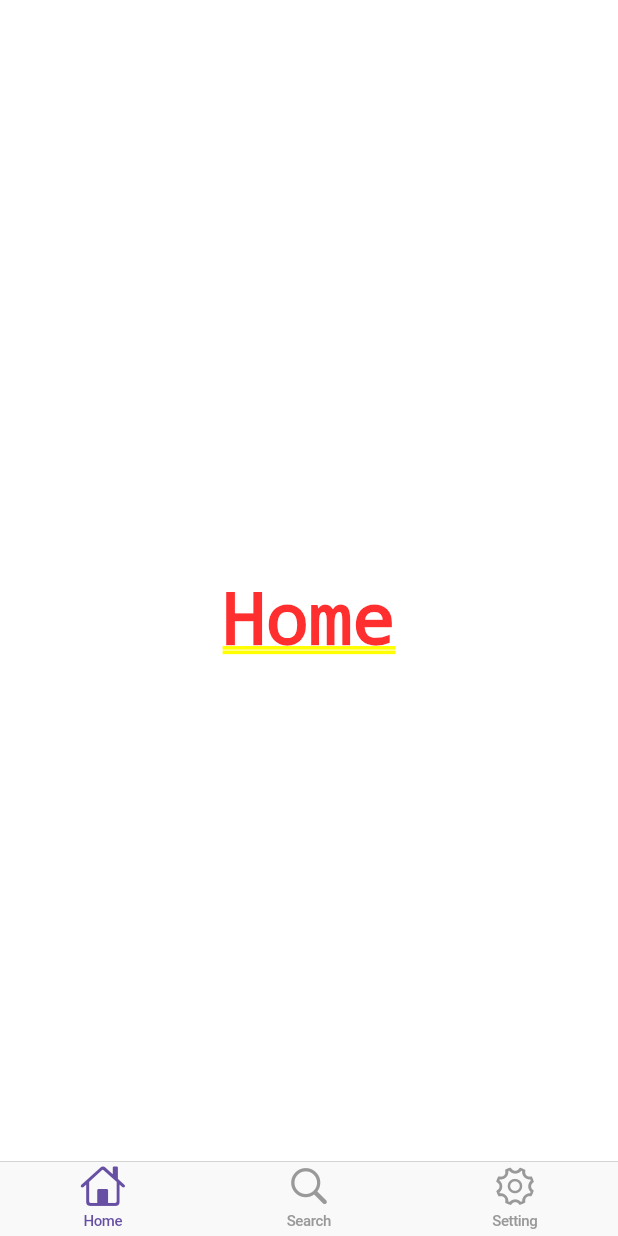
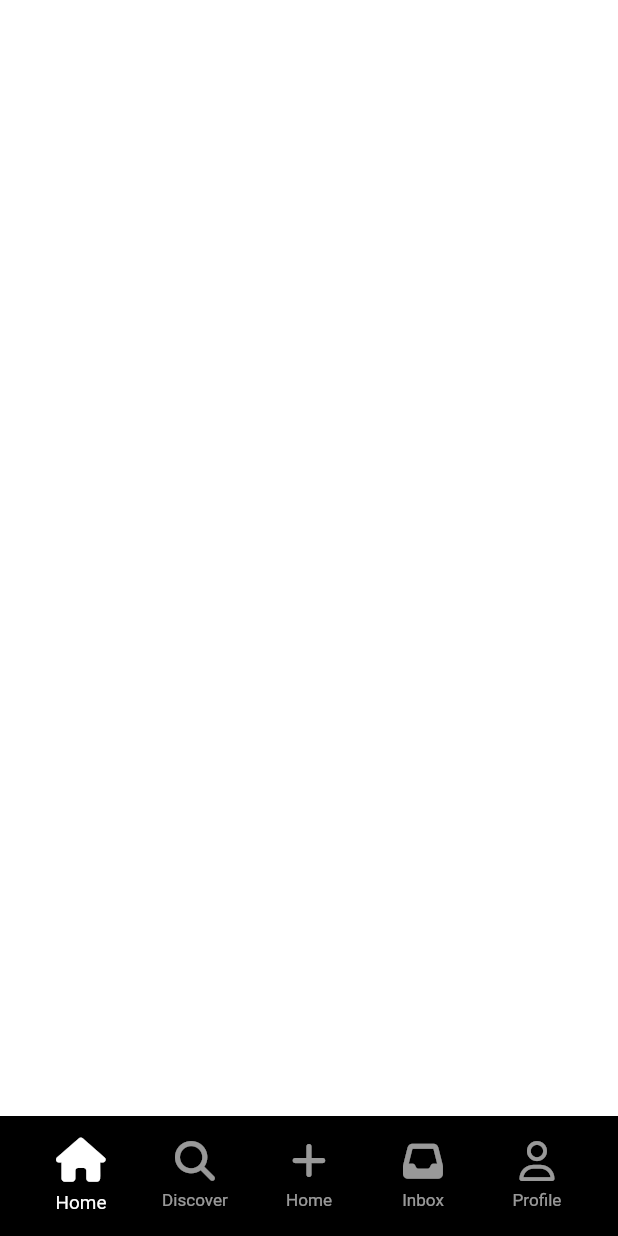
Before and after one commit to cattynip/pie, a Flutter app: the screen it shows after launch, on a phone screen of 412 x 824 dp. Run offline on Flutter 3.47's test engine with Material 2 defaults, Android fonts, the light colour scheme and no system bars; our stand-ins replace font_awesome_flutter.

Commit message:
#6.5 Custom NavigationBar

```diff
--- a/lib/features/main_navigation/main_navigation_screen.dart
+++ b/lib/features/main_navigation/main_navigation_screen.dart
@@ -1,6 +1,8 @@
 import 'package:flutter/cupertino.dart';
 import 'package:flutter/material.dart';
 import 'package:font_awesome_flutter/font_awesome_flutter.dart';
+import 'package:ticktok/constants/gaps.dart';
+import 'package:ticktok/features/main_navigation/widgets/nav_tab.dart';
 
 class MainNavigationScreen extends StatefulWidget {
   const MainNavigationScreen({super.key});
@@ -24,7 +26,7 @@ class _MainNavigationScreenState extends State<MainNavigationScreen> {
     ),
   ];
 
-  void _onBottomNavigationBarItemTapped(int index) {
+  void _onBottomNavBarItemTapped(int index) {
     setState(() {
       _selectedIdx = index;
     });
@@ -34,24 +36,45 @@ class _MainNavigationScreenState extends State<MainNavigationScreen> {
   Widget build(BuildContext context) {
     // Cupertino? Terrible.
     // To be honest, I planned to use Cupertino for the next project because I love the unique styling and designs of Apple, but I just realized that Flutter was built by Google.
-    return CupertinoTabScaffold(
-      tabBar: CupertinoTabBar(
-        items: const [
-          BottomNavigationBarItem(
-            icon: Icon(CupertinoIcons.house),
-            label: "Home",
-          ),
-          BottomNavigationBarItem(
-            icon: Icon(CupertinoIcons.search),
-            label: "Search",
-          ),
-          BottomNavigationBarItem(
-            icon: Icon(CupertinoIcons.gear),
-            label: "Setting",
-          ),
-        ],
+    return Scaffold(
+      bottomNavigationBar: BottomAppBar(
+        color: Colors.black,
+        child: Row(
+          mainAxisAlignment: MainAxisAlignment.spaceAround,
+          children: [
+            NavTab(
+              tabIcon: FontAwesomeIcons.house,
+              tabContent: "Home",
+              isSelected: _selectedIdx == 0,
+              onNavTabTapped: () => _onBottomNavBarItemTapped(0),
+            ),
+            NavTab(
+              tabIcon: FontAwesomeIcons.magnifyingGlass,
+              tabContent: "Discover",
+              isSelected: _selectedIdx == 1,
+              onNavTabTapped: () => _onBottomNavBarItemTapped(1),
+            ),
+            NavTab(
+              tabIcon: FontAwesomeIcons.plus,
+              tabContent: "Home",
+              isSelected: false,
+              onNavTabTapped: () => {},
+            ),
+            NavTab(
+              tabIcon: FontAwesomeIcons.inbox,
+              tabContent: "Inbox",
+              isSelected: _selectedIdx == 3,
+              onNavTabTapped: () => _onBottomNavBarItemTapped(3),
+            ),
+            NavTab(
+              tabIcon: FontAwesomeIcons.user,
+              tabContent: "Profile",
+              isSelected: _selectedIdx == 4,
+              onNavTabTapped: () => _onBottomNavBarItemTapped(4),
+            ),
+          ],
+        ),
       ),
-      tabBuilder: (context, index) => screens[_selectedIdx],
     );
   }
 }
--- /dev/null
+++ b/lib/features/main_navigation/widgets/nav_tab.dart
@@ -0,0 +1,55 @@
+import 'package:flutter/material.dart';
+import 'package:font_awesome_flutter/font_awesome_flutter.dart';
+import 'package:ticktok/constants/gaps.dart';
+
+class NavTab extends StatelessWidget {
+  final IconData tabIcon;
+  final String tabContent;
+  final bool isSelected;
+  final void Function() onNavTabTapped;
+
+  const NavTab({
+    required this.tabIcon,
+    required this.tabContent,
+    required this.onNavTabTapped,
+    required this.isSelected,
+    super.key,
+  });
+
+  @override
+  Widget build(BuildContext context) {
+    return Expanded(
+      child: GestureDetector(
+        onTap: onNavTabTapped,
+        behavior: HitTestBehavior.translucent,
+        child: AnimatedScale(
+          scale: isSelected ? 1.05 : 0.95,
+          duration: const Duration(milliseconds: 200),
+          child: AnimatedOpacity(
+            opacity: isSelected ? 1 : 0.6,
+            duration: const Duration(milliseconds: 150),
+            child: Column(
+              mainAxisAlignment: MainAxisAlignment.center,
+              children: [
+                FaIcon(
+                  tabIcon,
+                  color: Colors.white,
+                  size: 28,
+                ),
+                Gaps.v5,
+                Text(
+                  tabContent,
+                  style: const TextStyle(
+                    color: Colors.white,
+                    letterSpacing: 0,
+                    fontSize: 12,
+                  ),
+                ),
+              ],
+            ),
+          ),
+        ),
+      ),
+    );
+  }
+}
```
